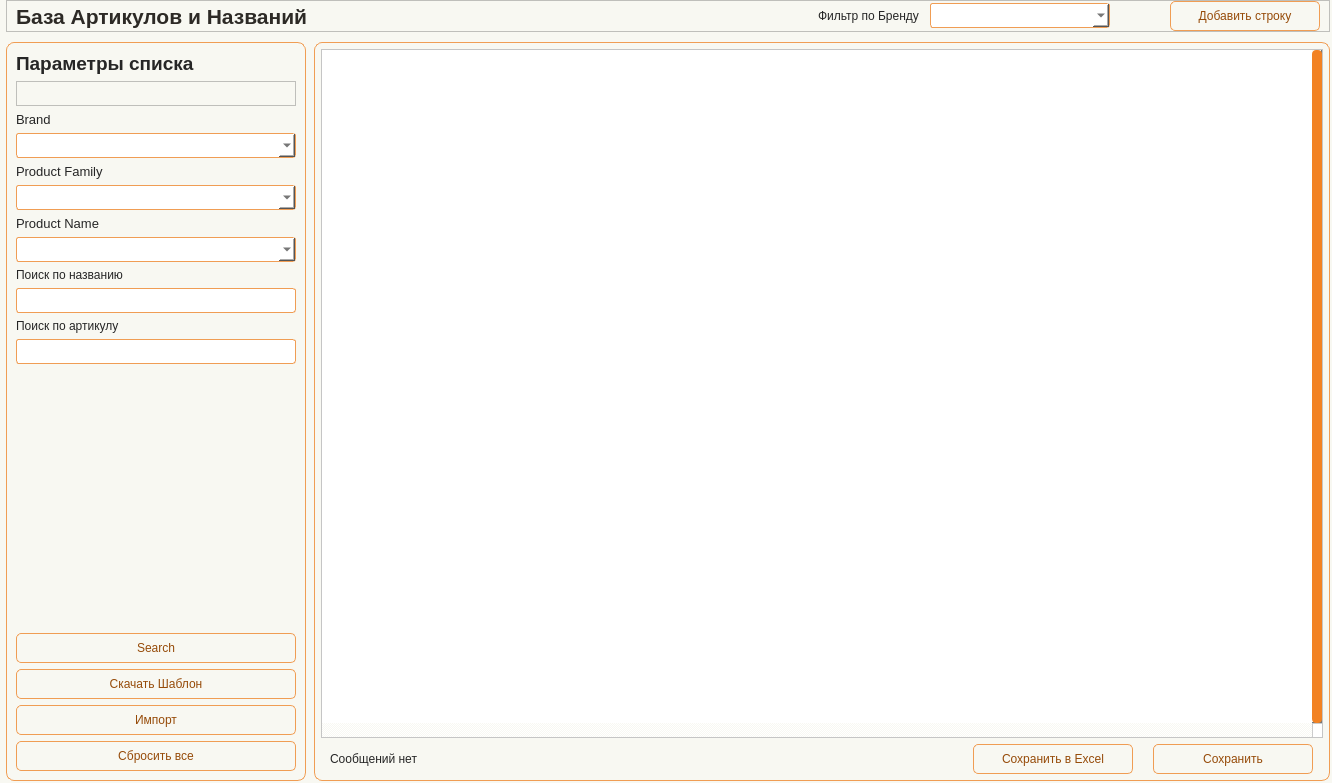
Masik84/Procurement_app, file app/ui/windows/prod_articles.ui: the form before one commit.
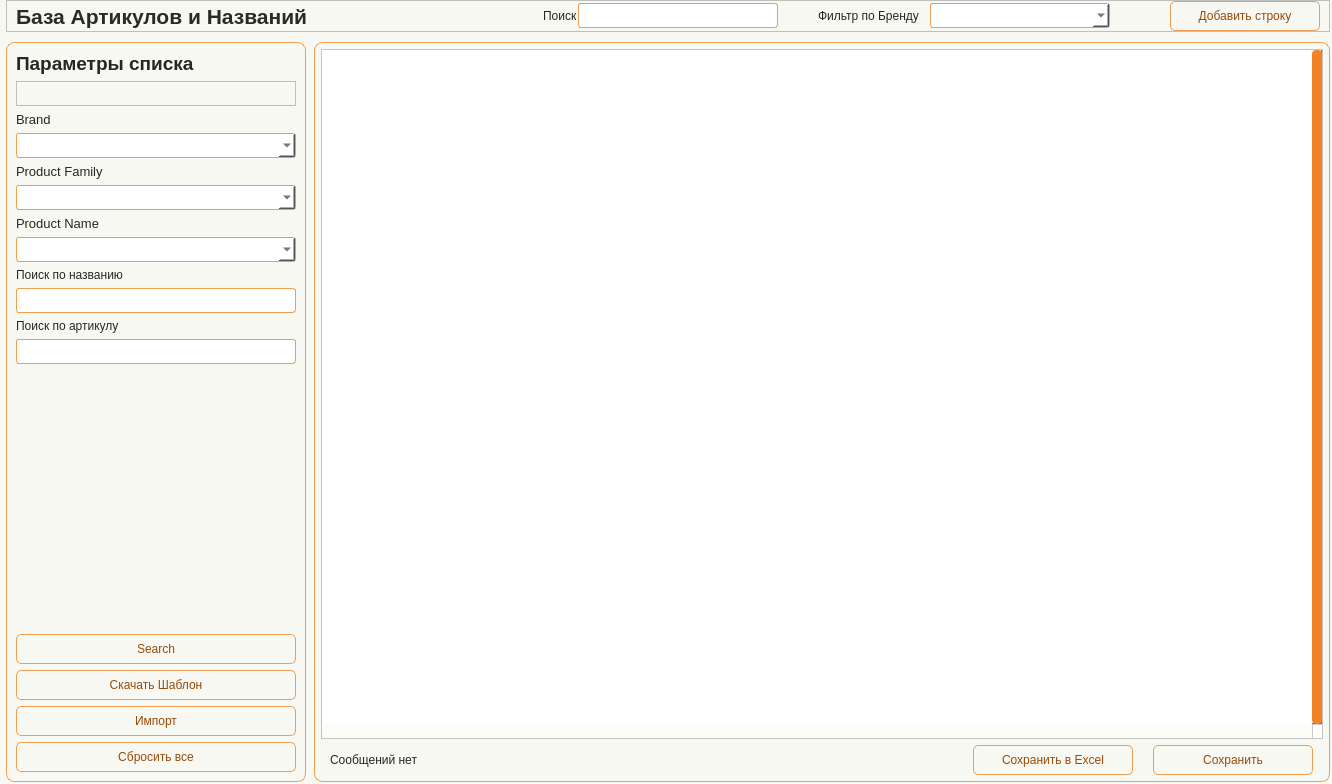
The form after the commit. Icons and pictures are not drawn.

```diff
--- a/app/ui/windows/prod_articles.ui
+++ b/app/ui/windows/prod_articles.ui
@@ -7,7 +7,7 @@
     <x>0</x>
     <y>0</y>
     <width>1332</width>
-    <height>783</height>
+    <height>784</height>
    </rect>
   </property>
   <property name="minimumSize">
@@ -204,6 +204,45 @@
            </property>
           </spacer>
          </item>
+         <item>
+          <widget class="QLabel" name="label_7">
+           <property name="text">
+            <string>Поиск</string>
+           </property>
+          </widget>
+         </item>
+         <item>
+          <widget class="QLineEdit" name="line_FindProduct">
+           <property name="minimumSize">
+            <size>
+             <width>200</width>
+             <height>25</height>
+            </size>
+           </property>
+           <property name="maximumSize">
+            <size>
+             <width>200</width>
+             <height>25</height>
+            </size>
+           </property>
+          </widget>
+         </item>
+         <item>
+          <spacer name="horizontalSpacer_2">
+           <property name="orientation">
+            <enum>Qt::Orientation::Horizontal</enum>
+           </property>
+           <property name="sizeType">
+            <enum>QSizePolicy::Policy::Fixed</enum>
+           </property>
+           <property name="sizeHint" stdset="0">
+            <size>
+             <width>40</width>
+             <height>20</height>
+            </size>
+           </property>
+          </spacer>
+         </item>
          <item>
           <widget class="QLabel" name="label_6">
            <property name="minimumSize">
```
Left out of the diff: 2 changed lines with no effect on the pictures.
